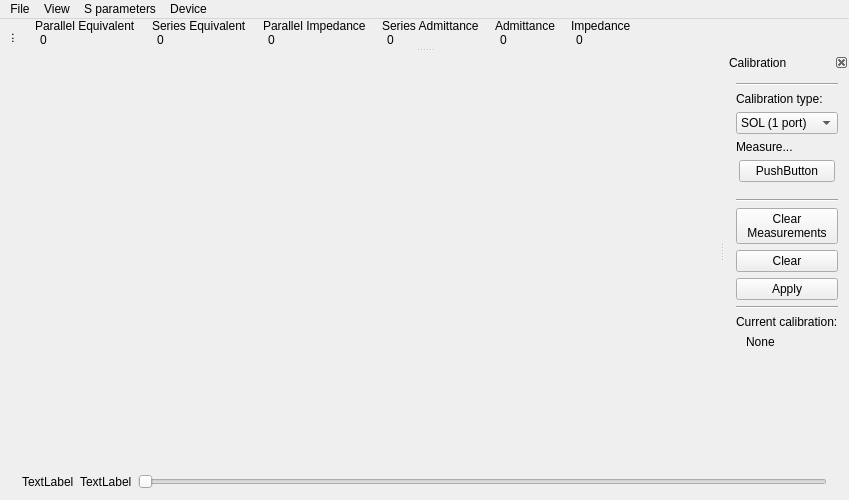
First picture: the form in vna_qt/mainwindow.ui, repository xaxaxa-dev/vna, before the edit.
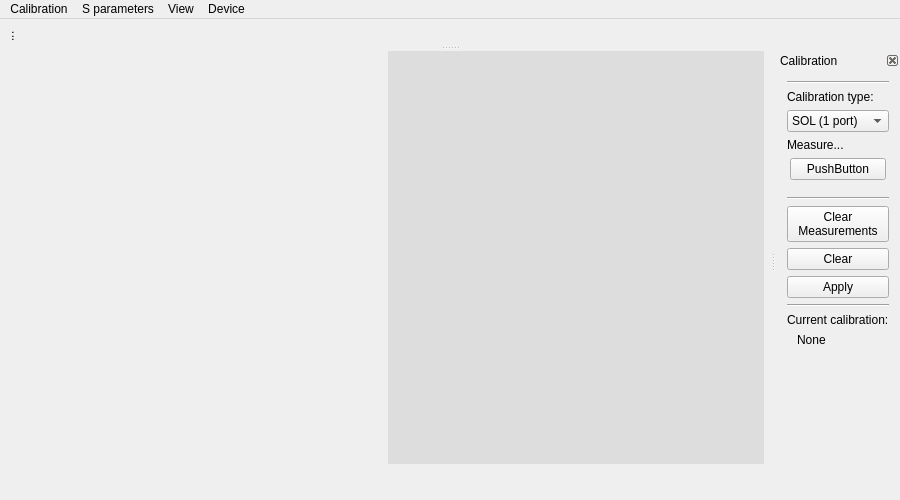
Second picture: the form after the edit.

Commit message:
vna_qt: basic features now working
* smith chart & graphs
* device access
* SOL calibration
* markers

```diff
--- a/vna_qt/mainwindow.ui
+++ b/vna_qt/mainwindow.ui
@@ -6,7 +6,7 @@
    <rect>
     <x>0</x>
     <y>0</y>
-    <width>849</width>
+    <width>900</width>
     <height>500</height>
    </rect>
   </property>
@@ -16,13 +16,13 @@
   <widget class="QWidget" name="centralWidget">
    <layout class="QGridLayout" name="gridLayout">
     <property name="leftMargin">
-     <number>0</number>
+     <number>6</number>
     </property>
     <property name="topMargin">
      <number>0</number>
     </property>
     <property name="rightMargin">
-     <number>0</number>
+     <number>6</number>
     </property>
     <property name="bottomMargin">
      <number>6</number>
@@ -35,7 +35,13 @@
         <verstretch>0</verstretch>
        </sizepolicy>
       </property>
+      <property name="styleSheet">
+       <string notr="true">background-color: #ddd</string>
+      </property>
       <layout class="QHBoxLayout" name="horizontalLayout_3">
+       <property name="spacing">
+        <number>0</number>
+       </property>
        <property name="leftMargin">
         <number>0</number>
        </property>
@@ -82,7 +88,7 @@
   </widget>
   <widget class="QDockWidget" name="dockWidget">
    <property name="features">
-    <set>QDockWidget::DockWidgetMovable|QDockWidget::DockWidgetVerticalTitleBar</set>
+    <set>QDockWidget::DockWidgetVerticalTitleBar</set>
    </property>
    <property name="allowedAreas">
     <set>Qt::AllDockWidgetAreas</set>
@@ -93,291 +99,14 @@
    <attribute name="dockWidgetArea">
     <number>4</number>
    </attribute>
-   <widget class="QWidget" name="dockWidgetContents">
-    <layout class="QHBoxLayout" name="horizontalLayout_4">
+   <widget class="QWidget" name="dock_impedance_contents">
+    <layout class="QHBoxLayout" name="horizontalLayout">
      <property name="topMargin">
-      <number>0</number>
+      <number>6</number>
      </property>
      <property name="bottomMargin">
       <number>0</number>
      </property>
-     <item>
-      <widget class="QWidget" name="widget_6" native="true">
-       <layout class="QVBoxLayout" name="verticalLayout_9">
-        <property name="spacing">
-         <number>0</number>
-        </property>
-        <property name="leftMargin">
-         <number>5</number>
-        </property>
-        <property name="topMargin">
-         <number>0</number>
-        </property>
-        <property name="rightMargin">
-         <number>5</number>
-        </property>
-        <property name="bottomMargin">
-         <number>0</number>
-        </property>
-        <item>
-         <widget class="QLabel" name="label_6">
-          <property name="text">
-           <string>Parallel Equivalent</string>
-          </property>
-          <property name="textFormat">
-           <enum>Qt::PlainText</enum>
-          </property>
-          <property name="wordWrap">
-           <bool>true</bool>
-          </property>
-         </widget>
-        </item>
-        <item>
-         <widget class="QLabel" name="label_12">
-          <property name="text">
-           <string>0</string>
-          </property>
-          <property name="margin">
-           <number>5</number>
-          </property>
-          <property name="indent">
-           <number>5</number>
-          </property>
-         </widget>
-        </item>
-       </layout>
-      </widget>
-     </item>
-     <item>
-      <widget class="QWidget" name="widget_5" native="true">
-       <layout class="QVBoxLayout" name="verticalLayout_8">
-        <property name="spacing">
-         <number>0</number>
-        </property>
-        <property name="leftMargin">
-         <number>5</number>
-        </property>
-        <property name="topMargin">
-         <number>0</number>
-        </property>
-        <property name="rightMargin">
-         <number>5</number>
-        </property>
-        <property name="bottomMargin">
-         <number>0</number>
-        </property>
-        <item>
-         <widget class="QLabel" name="label_5">
-          <property name="text">
-           <string>Series Equivalent</string>
-          </property>
-          <property name="textFormat">
-           <enum>Qt::PlainText</enum>
-          </property>
-          <property name="wordWrap">
-           <bool>true</bool>
-          </property>
-         </widget>
-        </item>
-        <item>
-         <widget class="QLabel" name="label_11">
-          <property name="text">
-           <string>0</string>
-          </property>
-          <property name="margin">
-           <number>5</number>
-          </property>
-          <property name="indent">
-           <number>5</number>
-          </property>
-         </widget>
-        </item>
-       </layout>
-      </widget>
-     </item>
-     <item>
-      <widget class="QWidget" name="widget_4" native="true">
-       <layout class="QVBoxLayout" name="verticalLayout_7">
-        <property name="spacing">
-         <number>0</number>
-        </property>
-        <property name="leftMargin">
-         <number>5</number>
-        </property>
-        <property name="topMargin">
-         <number>0</number>
-        </property>
-        <property name="rightMargin">
-         <number>5</number>
-        </property>
-        <property name="bottomMargin">
-         <number>0</number>
-        </property>
-        <item>
-         <widget class="QLabel" name="label_4">
-          <property name="text">
-           <string>Parallel Impedance</string>
-          </property>
-          <property name="textFormat">
-           <enum>Qt::PlainText</enum>
-          </property>
-          <property name="wordWrap">
-           <bool>true</bool>
-          </property>
-         </widget>
-        </item>
-        <item>
-         <widget class="QLabel" name="label_10">
-          <property name="text">
-           <string>0</string>
-          </property>
-          <property name="margin">
-           <number>5</number>
-          </property>
-          <property name="indent">
-           <number>5</number>
-          </property>
-         </widget>
-        </item>
-       </layout>
-      </widget>
-     </item>
-     <item>
-      <widget class="QWidget" name="widget_3" native="true">
-       <layout class="QVBoxLayout" name="verticalLayout_6">
-        <property name="spacing">
-         <number>0</number>
-        </property>
-        <property name="leftMargin">
-         <number>5</number>
-        </property>
-        <property name="topMargin">
-         <number>0</number>
-        </property>
-        <property name="rightMargin">
-         <number>5</number>
-        </property>
-        <property name="bottomMargin">
-         <number>0</number>
-        </property>
-        <item>
-         <widget class="QLabel" name="label_3">
-          <property name="text">
-           <string>Series Admittance</string>
-          </property>
-          <property name="textFormat">
-           <enum>Qt::PlainText</enum>
-          </property>
-          <property name="wordWrap">
-           <bool>true</bool>
-          </property>
-         </widget>
-        </item>
-        <item>
-         <widget class="QLabel" name="label_9">
-          <property name="text">
-           <string>0</string>
-          </property>
-          <property name="margin">
-           <number>5</number>
-          </property>
-          <property name="indent">
-           <number>5</number>
-          </property>
-         </widget>
-        </item>
-       </layout>
-      </widget>
-     </item>
-     <item>
-      <widget class="QWidget" name="widget_2" native="true">
-       <layout class="QVBoxLayout" name="verticalLayout_5">
-        <property name="spacing">
-         <number>0</number>
-        </property>
-        <property name="leftMargin">
-         <number>5</number>
-        </property>
-        <property name="topMargin">
-         <number>0</number>
-        </property>
-        <property name="rightMargin">
-         <number>5</number>
-        </property>
-        <property name="bottomMargin">
-         <number>0</number>
-        </property>
-        <item>
-         <widget class="QLabel" name="label">
-          <property name="text">
-           <string>Admittance</string>
-          </property>
-         </widget>
-        </item>
-        <item>
-         <widget class="QLabel" name="label_8">
-          <property name="text">
-           <string>0</string>
-          </property>
-          <property name="margin">
-           <number>5</number>
-          </property>
-          <property name="indent">
-           <number>5</number>
-          </property>
-         </widget>
-        </item>
-       </layout>
-      </widget>
-     </item>
-     <item>
-      <widget class="QWidget" name="widget" native="true">
-       <layout class="QVBoxLayout" name="verticalLayout_4">
-        <property name="spacing">
-         <number>0</number>
-        </property>
-        <property name="leftMargin">
-         <number>5</number>
-        </property>
-        <property name="topMargin">
-         <number>0</number>
-        </property>
-        <property name="rightMargin">
-         <number>5</number>
-        </property>
-        <property name="bottomMargin">
-         <number>0</number>
-        </property>
-        <item>
-         <widget class="QLabel" name="label_2">
-          <property name="text">
-           <string>Impedance</string>
-          </property>
-         </widget>
-        </item>
-        <item>
-         <widget class="QLabel" name="label_7">
-          <property name="text">
-           <string>0</string>
-          </property>
-          <property name="margin">
-           <number>5</number>
-          </property>
-          <property name="indent">
-           <number>5</number>
-          </property>
-         </widget>
-        </item>
-       </layout>
-      </widget>
-     </item>
-     <item>
-      <widget class="Line" name="line_3">
-       <property name="orientation">
-        <enum>Qt::Horizontal</enum>
-       </property>
-      </widget>
-     </item>
      <item>
       <spacer name="verticalSpacer_2">
        <property name="orientation">
@@ -543,13 +272,13 @@
     <rect>
      <x>0</x>
      <y>0</y>
-     <width>849</width>
+     <width>900</width>
      <height>20</height>
     </rect>
    </property>
-   <widget class="QMenu" name="menuAaaaa">
+   <widget class="QMenu" name="menuCalibration">
     <property name="title">
-     <string>File</string>
+     <string>Calibration</string>
     </property>
     <addaction name="actionSssss"/>
     <addaction name="actionSave_calibration"/>
@@ -576,20 +305,20 @@
     </property>
     <addaction name="actionOther"/>
    </widget>
-   <addaction name="menuAaaaa"/>
-   <addaction name="menuView"/>
+   <addaction name="menuCalibration"/>
    <addaction name="menuS_parameters"/>
+   <addaction name="menuView"/>
    <addaction name="menuDevice"/>
   </widget>
   <widget class="QDockWidget" name="dock_bottom">
    <property name="sizePolicy">
-    <sizepolicy hsizetype="Preferred" vsizetype="Fixed">
+    <sizepolicy hsizetype="Preferred" vsizetype="Preferred">
      <horstretch>0</horstretch>
      <verstretch>0</verstretch>
     </sizepolicy>
    </property>
    <property name="features">
-    <set>QDockWidget::NoDockWidgetFeatures</set>
+    <set>QDockWidget::DockWidgetVerticalTitleBar</set>
    </property>
    <attribute name="dockWidgetArea">
     <number>8</number>
@@ -602,48 +331,12 @@
      </sizepolicy>
     </property>
     <layout class="QVBoxLayout" name="verticalLayout">
+     <property name="spacing">
+      <number>0</number>
+     </property>
      <property name="topMargin">
       <number>0</number>
      </property>
-     <item>
-      <widget class="QWidget" name="widget_7" native="true">
-       <property name="sizePolicy">
-        <sizepolicy hsizetype="Preferred" vsizetype="Minimum">
-         <horstretch>0</horstretch>
-         <verstretch>0</verstretch>
-        </sizepolicy>
-       </property>
-       <layout class="QHBoxLayout" name="horizontalLayout">
-        <property name="topMargin">
-         <number>0</number>
-        </property>
-        <property name="bottomMargin">
-         <number>0</number>
-        </property>
-        <item>
-         <widget class="QLabel" name="label_17">
-          <property name="text">
-           <string>TextLabel</string>
-          </property>
-         </widget>
-        </item>
-        <item>
-         <widget class="QLabel" name="label_18">
-          <property name="text">
-           <string>TextLabel</string>
-          </property>
-         </widget>
-        </item>
-        <item>
-         <widget class="QSlider" name="horizontalSlider">
-          <property name="orientation">
-           <enum>Qt::Horizontal</enum>
-          </property>
-         </widget>
-        </item>
-       </layout>
-      </widget>
-     </item>
     </layout>
    </widget>
   </widget>
```
Left out of the diff: 53 changed lines with no effect on the pictures. The commit also changes 29 other files.
